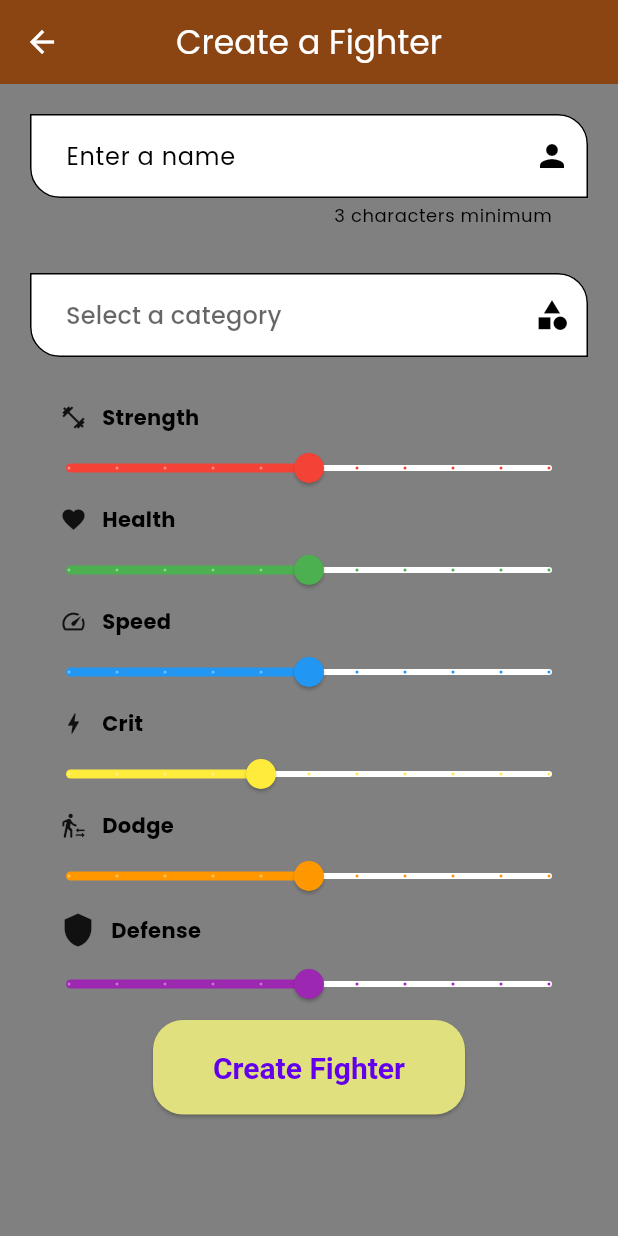
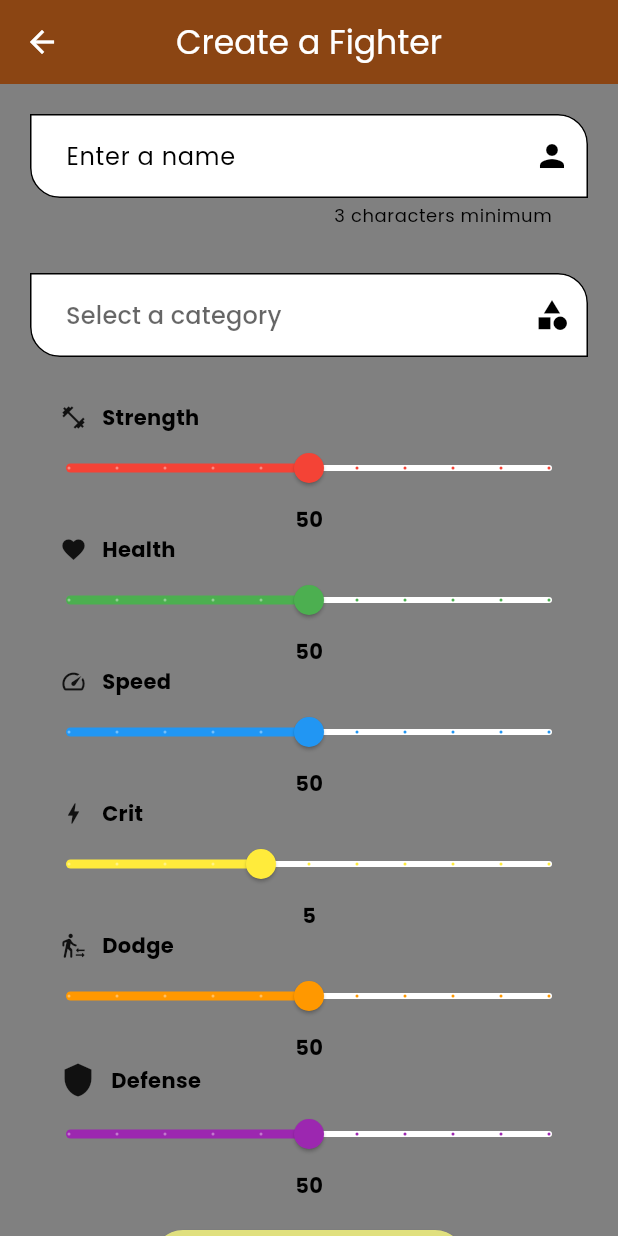
Before and after one commit to grez-lucas/flutter-fighterapp, a Flutter app: the screen it shows after launch, on a phone screen of 412 x 824 dp. Run offline on Flutter 3.47's test engine with Material 3 defaults, Android fonts, the phone set to English and light mode, and no system bars; our stand-ins replace audioplayers.

Commit message:
feat: sliders include a value display

```diff
--- a/lib/widgets/stat_slider_widget.dart
+++ b/lib/widgets/stat_slider_widget.dart
@@ -28,7 +28,7 @@ class _StatSliderState extends State<StatSlider> {
     _sliderValue = widget.sliderValue;
   }
 
-    @override
+  @override
   void didUpdateWidget(StatSlider oldWidget) {
     super.didUpdateWidget(oldWidget);
     // Update the _sliderValue when the widget property changes
@@ -70,6 +70,10 @@ class _StatSliderState extends State<StatSlider> {
             // print(value.floor());
           },
         ),
+        Text(
+          _sliderValue.floor().toString(),
+          style: const TextStyle(fontWeight: FontWeight.bold),
+        )
       ],
     );
   }
--- a/lib/widgets/stats_wrapper_widget.dart
+++ b/lib/widgets/stats_wrapper_widget.dart
@@ -38,7 +38,9 @@ class _StatsWrapperState extends State<StatsWrapper> {
   @override
   Widget build(BuildContext context) {
     // print("StatsWrapper rebuild");
-    return Column(
+    return Padding(
+      padding: const EdgeInsets.only(bottom: 20.0),
+      child: Column(
         children: widget.stats.map((stat) {
           double initialValue =
               widget.formValues[stat.name.toLowerCase()].toDouble() ?? 50.0;
@@ -51,6 +53,7 @@ class _StatsWrapperState extends State<StatsWrapper> {
             },
           );
         }).toList(),
+      ),
     );
   }
 }
```
Lines whose indentation alone changed are shown as unchanged.
